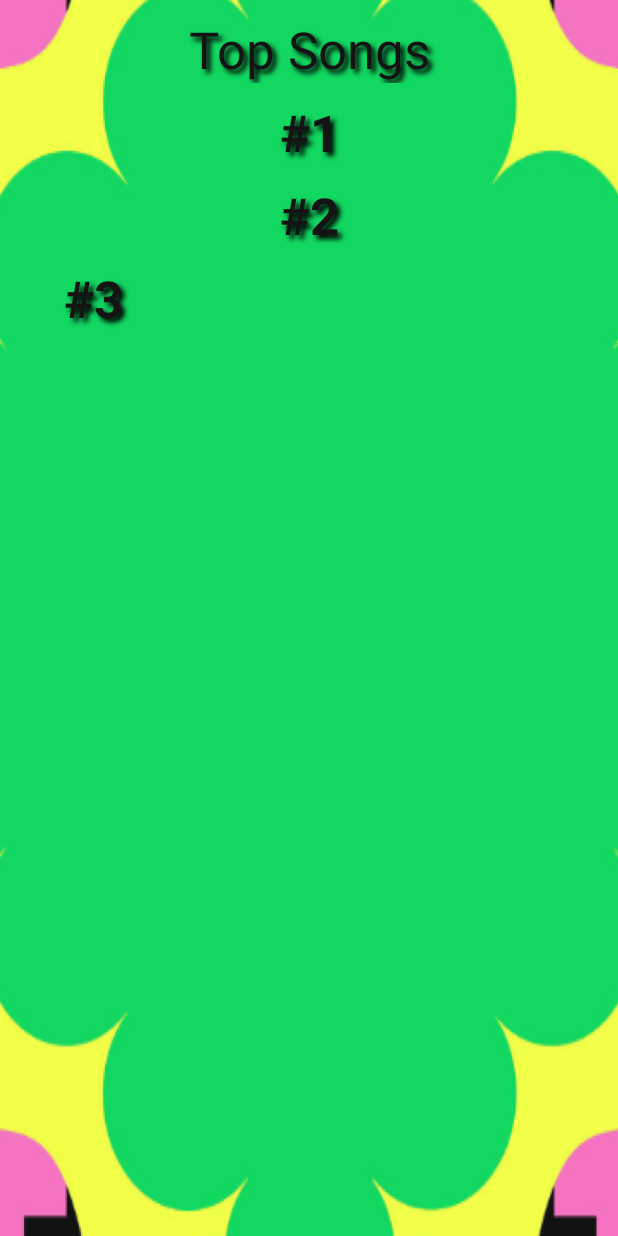
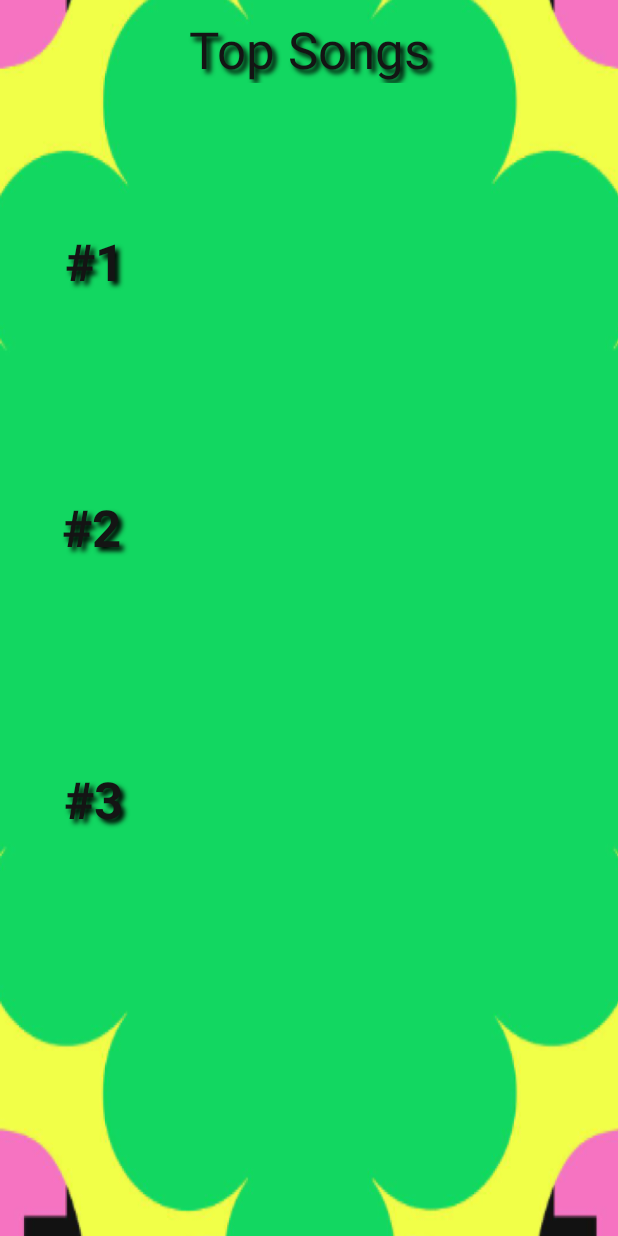
Before and after one commit to eoriont/spotify_wrapped, an Android app: the layout activity_frame2.xml on its own in the app's theme, with its tools: preview values and no code run, on a phone screen of 412 x 824 dp. Run offline under Robolectric (Android 15) with nearby library versions, the phone set to English and light mode, and no system bars.

Commit message:
adding second frame

```diff
--- a/SpotifyWrappedApp/app/src/main/res/layout/activity_frame2.xml
+++ b/SpotifyWrappedApp/app/src/main/res/layout/activity_frame2.xml
@@ -7,17 +7,18 @@
     tools:context=".frame2"
     android:background="@drawable/background">
 
-    <LinearLayout
+    <androidx.constraintlayout.widget.ConstraintLayout
         android:id="@+id/mainLayout"
         android:layout_width="match_parent"
         android:layout_height="match_parent"
-        android:orientation="vertical"
         tools:layout_editor_absoluteX="49dp"
         tools:layout_editor_absoluteY="56dp">
 
 
         <TextView
-            android:layout_width="match_parent"
+            android:id="@+id/textView"
+            style="@style/TextShadowStyle"
+            android:layout_width="0dp"
             android:layout_height="wrap_content"
             android:layout_marginTop="10dp"
             android:gravity="center"
@@ -28,14 +29,18 @@
 
                 "#141414"
             android:textSize="34sp"
-            style="@style/TextShadowStyle" /> //"bold"
+            app:layout_constraintEnd_toEndOf="parent"
+            app:layout_constraintStart_toStartOf="parent"
+            app:layout_constraintTop_toTopOf="parent" />
+        //"bold"
 
         <TextView
-            android:layout_width="match_parent"
+            android:id="@+id/textView2"
+            style="@style/TextShadowStyle"
+            android:layout_width="125dp"
             android:layout_height="wrap_content"
-            android:layout_marginTop="10dp"
+            android:layout_marginTop="96dp"
             android:gravity="center"
-            style="@style/TextShadowStyle"
             android:text="#1"
             android:textAlignment="center"
             android:textAppearance="@style/TextAppearance.AppCompat.Large"
@@ -43,14 +48,18 @@
 
                 "#141414"
             android:textSize="34sp"
-            android:textStyle="bold" />
+            android:textStyle="bold"
+            app:layout_constraintStart_toStartOf="parent"
+            app:layout_constraintTop_toBottomOf="@+id/textView" />
 
         <TextView
-            android:layout_width="match_parent"
+            android:id="@+id/textView3"
+            style="@style/TextShadowStyle"
+            android:layout_width="0dp"
             android:layout_height="wrap_content"
-            android:layout_marginTop="10dp"
+            android:layout_marginTop="132dp"
+            android:layout_marginEnd="2dp"
             android:gravity="center"
-            style="@style/TextShadowStyle"
             android:text="#2"
             android:textAlignment="center"
             android:textAppearance="@style/TextAppearance.AppCompat.Large"
@@ -58,14 +67,20 @@
 
                 "#141414"
             android:textSize="34sp"
-            android:textStyle="bold" />
+            android:textStyle="bold"
+            app:layout_constraintEnd_toEndOf="@+id/textView4"
+            app:layout_constraintHorizontal_bias="0.0"
+            app:layout_constraintStart_toStartOf="parent"
+            app:layout_constraintTop_toBottomOf="@+id/textView2" />
 
         <TextView
-            android:layout_width="124dp"
+            android:id="@+id/textView4"
+            style="@style/TextShadowStyle"
+            android:layout_width="0dp"
             android:layout_height="wrap_content"
-            android:layout_marginTop="10dp"
+            android:layout_marginTop="136dp"
+            android:layout_marginEnd="1dp"
             android:gravity="center"
-            style="@style/TextShadowStyle"
             android:text="#3"
             android:textAlignment="center"
             android:textAppearance="@style/TextAppearance.AppCompat.Large"
@@ -73,9 +88,13 @@
 
                 "#141414"
             android:textSize="34sp"
-            android:textStyle="bold" />
+            android:textStyle="bold"
+            app:layout_constraintEnd_toEndOf="@+id/textView2"
+            app:layout_constraintHorizontal_bias="0.0"
+            app:layout_constraintStart_toStartOf="parent"
+            app:layout_constraintTop_toBottomOf="@+id/textView3" />
 
-    </LinearLayout>
+    </androidx.constraintlayout.widget.ConstraintLayout>
 
 
 </androidx.constraintlayout.widget.ConstraintLayout>
```
